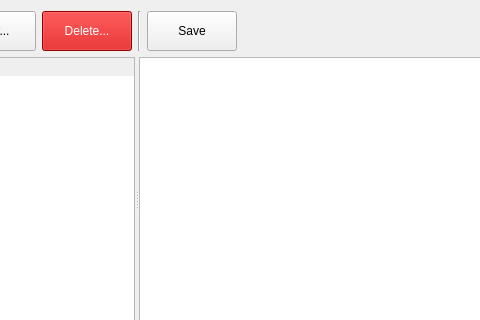
Qt form template_config.ui (pgathogo/auto-scheduler) before a commit; both pictures show x 257 to 737 and y 0 to 320 of the 1174 by 682 pixel window.
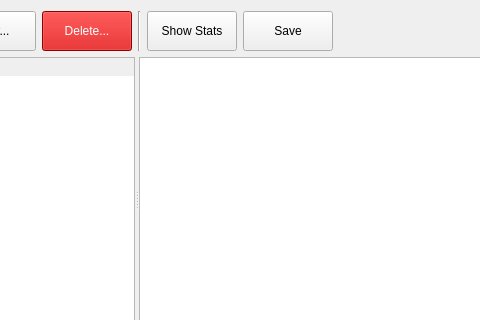
The same form after that commit.

Commit message:
Template Stats: Add statistics panel
The statistics panel shows how the template is updating as you add
items in the template.

What changed in the file:
```diff
--- a/template_config.ui
+++ b/template_config.ui
@@ -87,6 +87,22 @@
          </property>
         </widget>
        </item>
+       <item>
+        <widget class="QPushButton" name="btnStats">
+         <property name="minimumSize">
+          <size>
+           <width>90</width>
+           <height>40</height>
+          </size>
+         </property>
+         <property name="text">
+          <string>Show Stats</string>
+         </property>
+         <property name="checkable">
+          <bool>true</bool>
+         </property>
+        </widget>
+       </item>
        <item>
         <widget class="QPushButton" name="btnSave">
          <property name="minimumSize">
```
Left out of the diff: 17 changed lines with no effect on the pictures. The commit also changes 9 other files.
